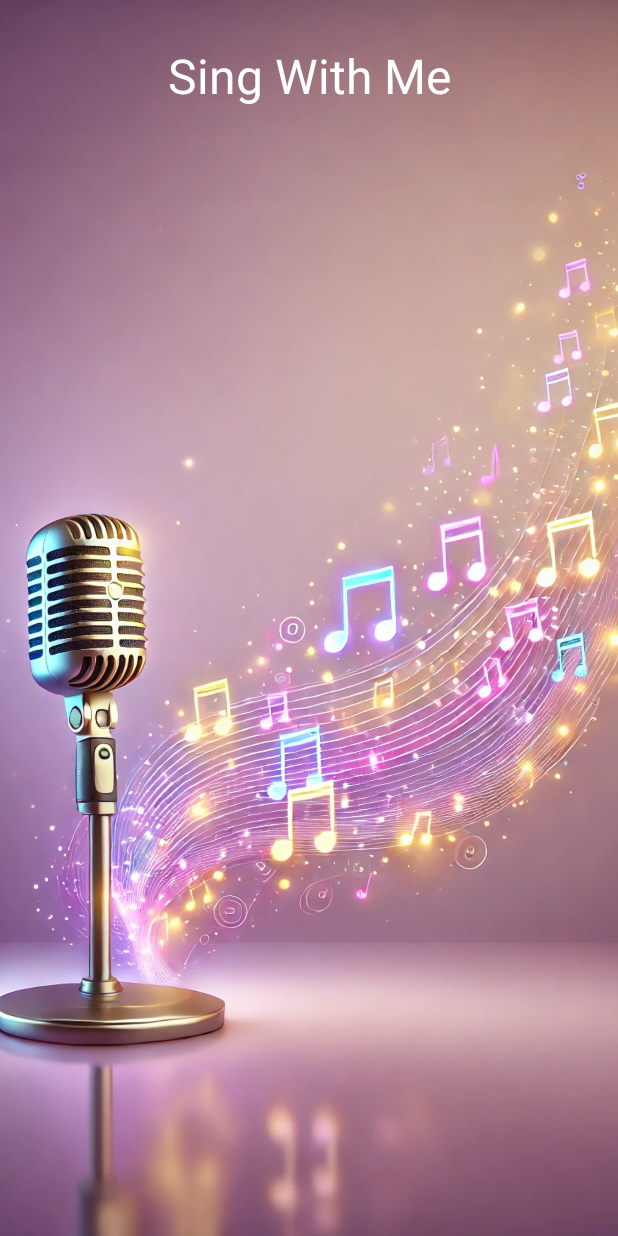
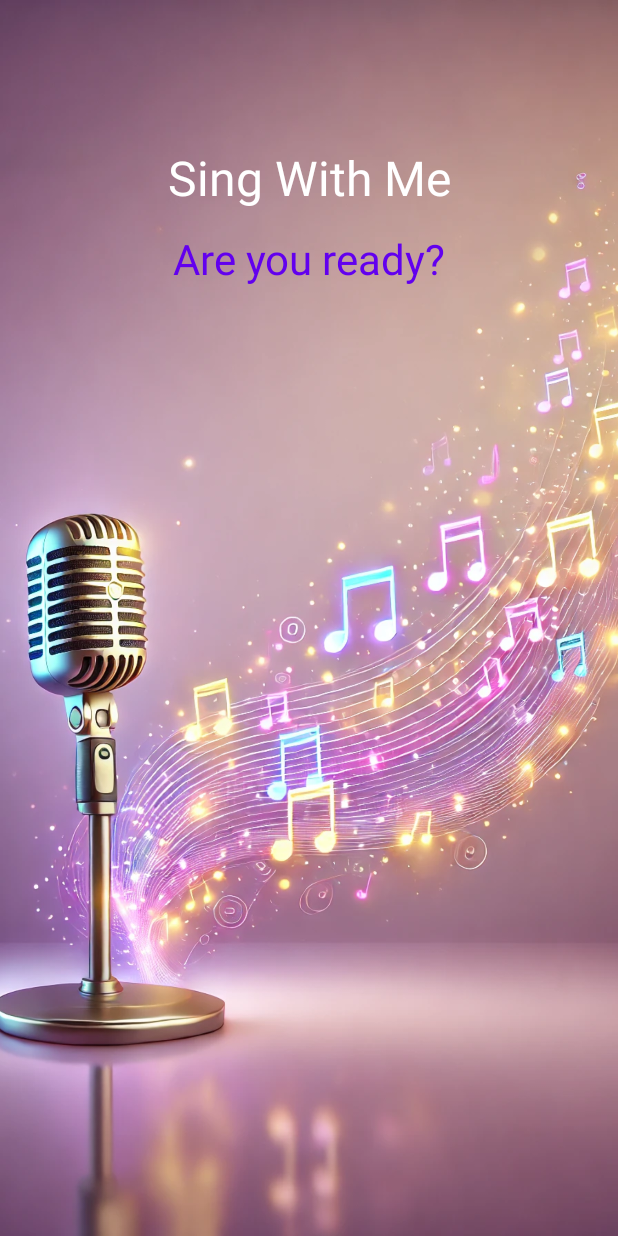
Before and after one commit to perrine9/Sing_with_me, an Android app built with Jetpack Compose: the SplashScreen screen opened through its navigation route, on a phone screen of 412 x 824 dp. Run offline under Robolectric (Android 15) with nearby library versions, the light colour scheme and no system bars; libraries missing offline, so code that uses them is left out: fr.enssat.singwithme; missing, so only their content is drawn: SingWithMeTheme; 7 statements that could not run were skipped.

Commit message:
Adding Are you ready Text in the splashScreen

```diff
--- a/app/src/main/java/fr/enssat/singwithme/Imane_Perrine/MainActivity.kt
+++ b/app/src/main/java/fr/enssat/singwithme/Imane_Perrine/MainActivity.kt
@@ -157,7 +157,7 @@ fun SplashScreen(onNavigateToPlaylist: () -> Unit) {
         modifier = Modifier
             .fillMaxSize()
             .background(Color.Black),
-        contentAlignment = Alignment.Center
+        contentAlignment = Alignment.TopCenter // Align content towards the top
     ) {
         // Image de fond
         Image(
@@ -167,13 +167,30 @@ fun SplashScreen(onNavigateToPlaylist: () -> Unit) {
             modifier = Modifier.fillMaxSize()
         )
 
+        // Contenu de la page
+        Column(
+            horizontalAlignment = Alignment.CenterHorizontally,
+            verticalArrangement = Arrangement.Top,
+            modifier = Modifier
+                .fillMaxSize()
+                .padding(top = 100.dp) // Adjust the position by increasing/decreasing this value
+        ) {
             // Texte du titre
             Text(
                 text = "Sing With Me",
                 style = MaterialTheme.typography.headlineLarge,
                 color = Color.White,
-            modifier = Modifier.align(Alignment.TopCenter).padding(top = 32.dp)
+                modifier = Modifier.padding(bottom = 16.dp) // Add space below the title
             )
+
+            // Texte "Are you ready?"
+            Text(
+                text = "Are you ready?",
+                style = MaterialTheme.typography.headlineMedium,
+                color = Color(0xFF6200EE), // Purple color
+                modifier = Modifier.padding(bottom = 16.dp)
+            )
+        }
     }
 
     // Redirection automatique après 3 secondes
@@ -182,6 +199,8 @@ fun SplashScreen(onNavigateToPlaylist: () -> Unit) {
         onNavigateToPlaylist()
     }
 }
+
+
 
 
 
```
Lines whose indentation alone changed are shown as unchanged.
